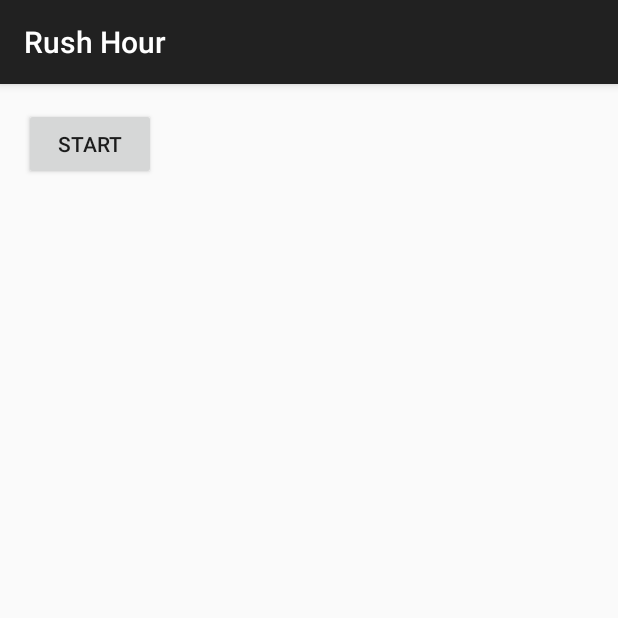
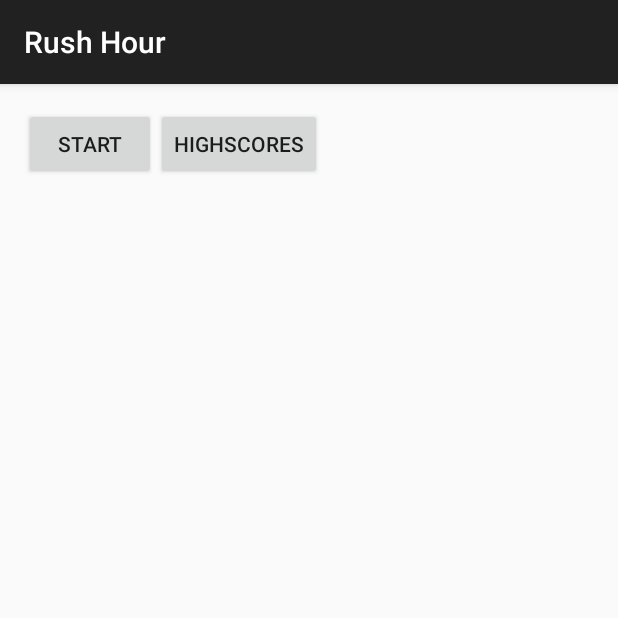
Before and after one commit to jakobcornell/RushHourAndroid, an Android app: the screen it shows after launch (MainActivity), on a phone screen of 412 x 824 dp, the top half of it. Run offline under Robolectric (Android 15) with nearby library versions, the light colour scheme and no system bars.

Commit message:
Highscores activity

```diff
--- a/app/src/main/AndroidManifest.xml
+++ b/app/src/main/AndroidManifest.xml
@@ -11,8 +11,7 @@
             android:name=".GamePlayActivity"
             android:configChanges="orientation|keyboardHidden|screenSize"
             android:label="@string/app_name"
-            android:screenOrientation="portrait"
-            android:theme="@style/FullscreenTheme" >
+            android:screenOrientation="portrait">
         </activity>
         <activity
             android:name=".MainActivity"
@@ -21,12 +20,12 @@
             android:screenOrientation="portrait" >
             <intent-filter>
                 <action android:name="android.intent.action.MAIN" />
-
                 <category android:name="android.intent.category.LAUNCHER" />
             </intent-filter>
         </activity>
         <activity
             android:name=".FinishedActivity"
+            android:screenOrientation="portrait"
             android:label="@string/title_activity_finished" >
         </activity>
     </application>
--- a/app/src/main/res/layout/activity_main.xml
+++ b/app/src/main/res/layout/activity_main.xml
@@ -1,10 +1,13 @@
-<RelativeLayout xmlns:android="http://schemas.android.com/apk/res/android"
-    xmlns:tools="http://schemas.android.com/tools" android:layout_width="match_parent"
-    android:layout_height="match_parent" android:paddingLeft="@dimen/activity_horizontal_margin"
+<LinearLayout xmlns:android="http://schemas.android.com/apk/res/android"
+    xmlns:tools="http://schemas.android.com/tools"
+    tools:context="com.camilstaps.rushhour.MainActivity"
+    android:layout_width="match_parent"
+    android:layout_height="match_parent"
+    android:paddingLeft="@dimen/activity_horizontal_margin"
     android:paddingRight="@dimen/activity_horizontal_margin"
     android:paddingTop="@dimen/activity_vertical_margin"
     android:paddingBottom="@dimen/activity_vertical_margin"
-    tools:context="com.camilstaps.rushhour.MainActivity">
+    android:orientation="horizontal">
 
     <Button
         android:layout_width="wrap_content"
@@ -13,4 +16,11 @@
         android:text="@string/action_start"
         android:onClick="onClickHandler"/>
 
-</RelativeLayout>
+    <Button
+        android:layout_width="wrap_content"
+        android:layout_height="wrap_content"
+        android:id="@+id/action_highscores"
+        android:text="@string/action_highscores"
+        android:onClick="onClickHandler"/>
+
+</LinearLayout>
--- a/app/src/main/res/values/strings.xml
+++ b/app/src/main/res/values/strings.xml
@@ -2,8 +2,6 @@
     <string name="app_name">Rush Hour</string>
     <string name="title_activity_main">@string/app_name</string>
     <string name="action_start">Start</string>
-    <string name="title_activity_finished">FinishedActivity</string>
-
-    <string name="hello_world">Hello world!</string>
-    <string name="action_settings">Settings</string>
+    <string name="action_highscores">Highscores</string>
+    <string name="title_activity_finished">Finished!</string>
 </resources>
```
Also changed, not shown: app/src/main/java/com/camilstaps/rushhour/FinishedActivity.java (+16 -1 lines), app/src/main/java/com/camilstaps/rushhour/GamePlayActivity.java (+9 -1 lines), app/src/main/java/com/camilstaps/rushhour/MainActivity.java (+6 -1 lines).
